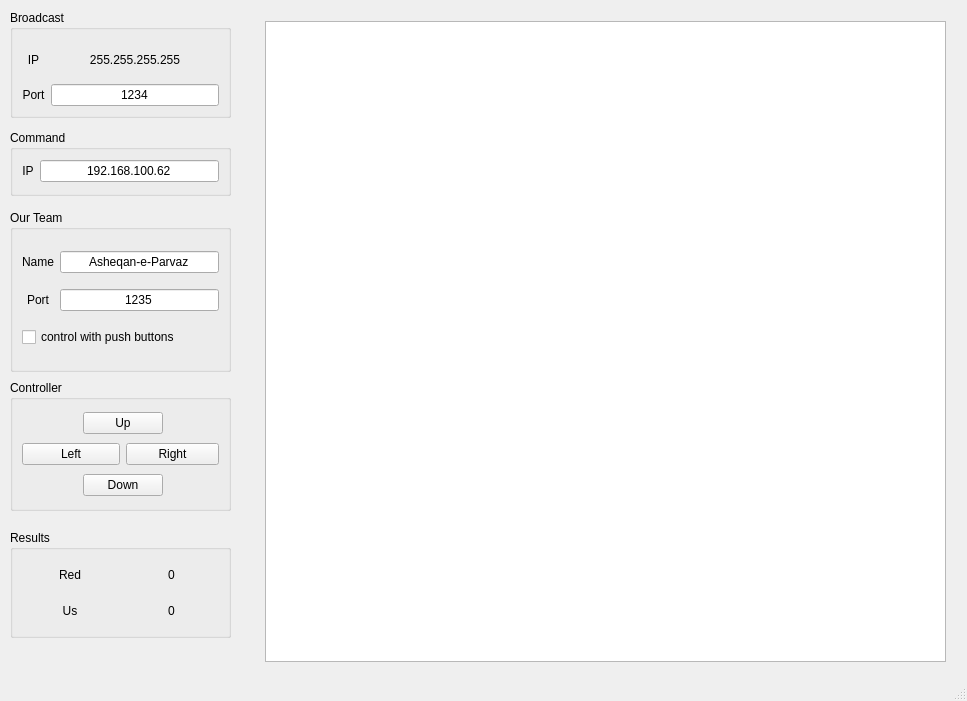
This is mainwindow.ui in amiralism7/AP-Final-Project as Qt 5 draws it before an edit. The edited form follows.
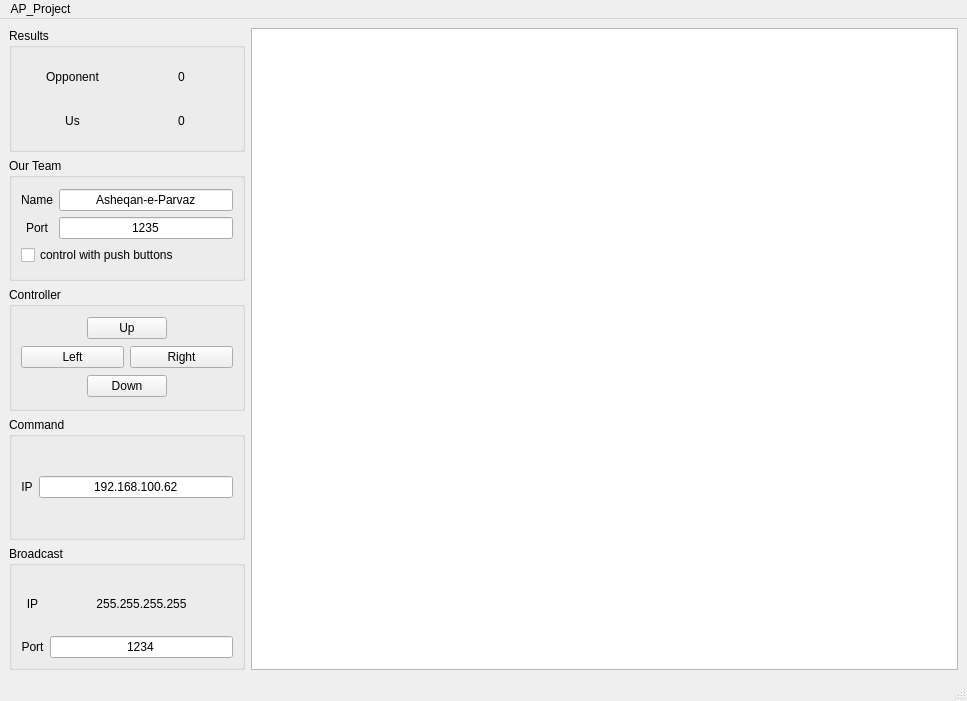
This is the edited form.

```diff
--- a/mainwindow.ui
+++ b/mainwindow.ui
@@ -14,26 +14,22 @@
    <string>MainWindow</string>
   </property>
   <widget class="QWidget" name="centralwidget">
-   <widget class="QGroupBox" name="groupBox">
-    <property name="geometry">
-     <rect>
-      <x>10</x>
-      <y>10</y>
-      <width>221</width>
-      <height>108</height>
-     </rect>
-    </property>
+   <layout class="QGridLayout" name="gridLayout_6" columnstretch="1,3">
+    <item row="0" column="0">
+     <layout class="QVBoxLayout" name="verticalLayout">
+      <item>
+       <widget class="QGroupBox" name="groupBox_2">
     <property name="title">
-     <string>Broadcast</string>
-    </property>
-    <layout class="QGridLayout" name="gridLayout">
+         <string>Results</string>
+        </property>
+        <layout class="QGridLayout" name="gridLayout_5">
      <property name="verticalSpacing">
       <number>4</number>
      </property>
      <item row="0" column="1">
-      <widget class="QLabel" name="label_7">
+          <widget class="QLabel" name="red_score_label">
        <property name="text">
-        <string>255.255.255.255</string>
+            <string>0</string>
        </property>
        <property name="alignment">
         <set>Qt::AlignCenter</set>
@@ -41,9 +37,9 @@
       </widget>
      </item>
      <item row="1" column="0">
-      <widget class="QLabel" name="label_2">
+          <widget class="QLabel" name="label_3">
        <property name="text">
-        <string>Port</string>
+            <string>Us</string>
        </property>
        <property name="alignment">
         <set>Qt::AlignCenter</set>
@@ -51,9 +47,9 @@
       </widget>
      </item>
      <item row="0" column="0">
-      <widget class="QLabel" name="label">
+          <widget class="QLabel" name="label_4">
        <property name="text">
-        <string>IP</string>
+            <string>Opponent</string>
        </property>
        <property name="alignment">
         <set>Qt::AlignCenter</set>
@@ -61,9 +57,9 @@
       </widget>
      </item>
      <item row="1" column="1">
-      <widget class="QLineEdit" name="lineEdit_port_bc">
+          <widget class="QLabel" name="our_score_label">
        <property name="text">
-        <string>1234</string>
+            <string>0</string>
        </property>
        <property name="alignment">
         <set>Qt::AlignCenter</set>
@@ -72,50 +68,9 @@
      </item>
     </layout>
    </widget>
-   <widget class="QGroupBox" name="groupBox_3">
-    <property name="geometry">
-     <rect>
-      <x>10</x>
-      <y>130</y>
-      <width>221</width>
-      <height>66</height>
-     </rect>
-    </property>
-    <property name="title">
-     <string>Command</string>
-    </property>
-    <layout class="QGridLayout" name="gridLayout_3">
-     <item row="0" column="1">
-      <widget class="QLineEdit" name="lineEdit_command_ip">
-       <property name="text">
-        <string>192.168.100.62</string>
-       </property>
-       <property name="alignment">
-        <set>Qt::AlignCenter</set>
-       </property>
-      </widget>
-     </item>
-     <item row="0" column="0">
-      <widget class="QLabel" name="label_5">
-       <property name="text">
-        <string>IP</string>
-       </property>
-       <property name="alignment">
-        <set>Qt::AlignCenter</set>
-       </property>
-      </widget>
-     </item>
-    </layout>
-   </widget>
+      </item>
+      <item>
    <widget class="QGroupBox" name="groupBox_4">
-    <property name="geometry">
-     <rect>
-      <x>10</x>
-      <y>210</y>
-      <width>221</width>
-      <height>162</height>
-     </rect>
-    </property>
     <property name="title">
      <string>Our Team</string>
     </property>
@@ -123,26 +78,6 @@
      <property name="verticalSpacing">
       <number>4</number>
      </property>
-     <item row="0" column="0">
-      <widget class="QLabel" name="label_6">
-       <property name="text">
-        <string>Name</string>
-       </property>
-       <property name="alignment">
-        <set>Qt::AlignCenter</set>
-       </property>
-      </widget>
-     </item>
-     <item row="0" column="1">
-      <widget class="QLineEdit" name="lineEdit_blueteam_name">
-       <property name="text">
-        <string>Asheqan-e-Parvaz</string>
-       </property>
-       <property name="alignment">
-        <set>Qt::AlignCenter</set>
-       </property>
-      </widget>
-     </item>
      <item row="1" column="0">
       <widget class="QLabel" name="label_8">
        <property name="text">
@@ -153,16 +88,6 @@
        </property>
       </widget>
      </item>
-     <item row="1" column="1">
-      <widget class="QLineEdit" name="lineEdit_port">
-       <property name="text">
-        <string>1235</string>
-       </property>
-       <property name="alignment">
-        <set>Qt::AlignCenter</set>
-       </property>
-      </widget>
-     </item>
      <item row="2" column="0" colspan="2">
       <widget class="QCheckBox" name="checkBox1">
        <property name="text">
@@ -170,67 +95,45 @@
        </property>
       </widget>
      </item>
-    </layout>
-   </widget>
+         <item row="1" column="1">
+          <widget class="QLineEdit" name="lineEdit_port">
+           <property name="text">
+            <string>1235</string>
+           </property>
+           <property name="alignment">
+            <set>Qt::AlignCenter</set>
+           </property>
+          </widget>
+         </item>
+         <item row="0" column="1">
+          <widget class="QLineEdit" name="lineEdit_blueteam_name">
+           <property name="text">
+            <string>Asheqan-e-Parvaz</string>
+           </property>
+           <property name="alignment">
+            <set>Qt::AlignCenter</set>
+           </property>
+          </widget>
+         </item>
+         <item row="0" column="0">
+          <widget class="QLabel" name="label_6">
+           <property name="text">
+            <string>Name</string>
+           </property>
+           <property name="alignment">
+            <set>Qt::AlignCenter</set>
+           </property>
+          </widget>
+         </item>
+        </layout>
+       </widget>
+      </item>
+      <item>
    <widget class="QGroupBox" name="groupBox_5">
-    <property name="geometry">
-     <rect>
-      <x>10</x>
-      <y>380</y>
-      <width>221</width>
-      <height>131</height>
-     </rect>
-    </property>
     <property name="title">
      <string>Controller</string>
     </property>
     <layout class="QGridLayout" name="gridLayout_2">
-     <item row="0" column="0">
-      <spacer name="horizontalSpacer_3">
-       <property name="orientation">
-        <enum>Qt::Horizontal</enum>
-       </property>
-       <property name="sizeHint" stdset="0">
-        <size>
-         <width>55</width>
-         <height>20</height>
-        </size>
-       </property>
-      </spacer>
-     </item>
-     <item row="0" column="3">
-      <spacer name="horizontalSpacer_4">
-       <property name="orientation">
-        <enum>Qt::Horizontal</enum>
-       </property>
-       <property name="sizeHint" stdset="0">
-        <size>
-         <width>44</width>
-         <height>20</height>
-        </size>
-       </property>
-      </spacer>
-     </item>
-     <item row="2" column="1" colspan="2">
-      <widget class="QPushButton" name="down_button">
-       <property name="text">
-        <string>Down</string>
-       </property>
-      </widget>
-     </item>
-     <item row="2" column="0">
-      <spacer name="horizontalSpacer_2">
-       <property name="orientation">
-        <enum>Qt::Horizontal</enum>
-       </property>
-       <property name="sizeHint" stdset="0">
-        <size>
-         <width>45</width>
-         <height>20</height>
-        </size>
-       </property>
-      </spacer>
-     </item>
      <item row="0" column="1" colspan="2">
       <widget class="QPushButton" name="up_button">
        <property name="text">
@@ -238,6 +141,26 @@
        </property>
       </widget>
      </item>
+         <item row="2" column="1" colspan="2">
+          <widget class="QPushButton" name="down_button">
+           <property name="text">
+            <string>Down</string>
+           </property>
+          </widget>
+         </item>
+         <item row="2" column="3">
+          <spacer name="horizontalSpacer">
+           <property name="orientation">
+            <enum>Qt::Horizontal</enum>
+           </property>
+           <property name="sizeHint" stdset="0">
+            <size>
+             <width>44</width>
+             <height>20</height>
+            </size>
+           </property>
+          </spacer>
+         </item>
      <item row="1" column="0" colspan="2">
       <widget class="QPushButton" name="left_button">
        <property name="text">
@@ -245,6 +168,45 @@
        </property>
       </widget>
      </item>
+         <item row="0" column="3">
+          <spacer name="horizontalSpacer_4">
+           <property name="orientation">
+            <enum>Qt::Horizontal</enum>
+           </property>
+           <property name="sizeHint" stdset="0">
+            <size>
+             <width>44</width>
+             <height>20</height>
+            </size>
+           </property>
+          </spacer>
+         </item>
+         <item row="0" column="0">
+          <spacer name="horizontalSpacer_3">
+           <property name="orientation">
+            <enum>Qt::Horizontal</enum>
+           </property>
+           <property name="sizeHint" stdset="0">
+            <size>
+             <width>55</width>
+             <height>20</height>
+            </size>
+           </property>
+          </spacer>
+         </item>
+         <item row="2" column="0">
+          <spacer name="horizontalSpacer_2">
+           <property name="orientation">
+            <enum>Qt::Horizontal</enum>
+           </property>
+           <property name="sizeHint" stdset="0">
+            <size>
+             <width>45</width>
+             <height>20</height>
+            </size>
+           </property>
+          </spacer>
+         </item>
      <item row="1" column="2" colspan="2">
       <widget class="QPushButton" name="right_button">
        <property name="text">
@@ -252,41 +214,51 @@
        </property>
       </widget>
      </item>
-     <item row="2" column="3">
-      <spacer name="horizontalSpacer">
-       <property name="orientation">
-        <enum>Qt::Horizontal</enum>
-       </property>
-       <property name="sizeHint" stdset="0">
-        <size>
-         <width>44</width>
-         <height>20</height>
-        </size>
-       </property>
-      </spacer>
-     </item>
-    </layout>
-   </widget>
-   <widget class="QGroupBox" name="groupBox_2">
-    <property name="geometry">
-     <rect>
-      <x>10</x>
-      <y>530</y>
-      <width>221</width>
-      <height>108</height>
-     </rect>
-    </property>
+        </layout>
+       </widget>
+      </item>
+      <item>
+       <widget class="QGroupBox" name="groupBox_3">
+        <property name="title">
+         <string>Command</string>
+        </property>
+        <layout class="QGridLayout" name="gridLayout_3">
+         <item row="0" column="1">
+          <widget class="QLineEdit" name="lineEdit_command_ip">
+           <property name="text">
+            <string>192.168.100.62</string>
+           </property>
+           <property name="alignment">
+            <set>Qt::AlignCenter</set>
+           </property>
+          </widget>
+         </item>
+         <item row="0" column="0">
+          <widget class="QLabel" name="label_5">
+           <property name="text">
+            <string>IP</string>
+           </property>
+           <property name="alignment">
+            <set>Qt::AlignCenter</set>
+           </property>
+          </widget>
+         </item>
+        </layout>
+       </widget>
+      </item>
+      <item>
+       <widget class="QGroupBox" name="groupBox">
     <property name="title">
-     <string>Results</string>
-    </property>
-    <layout class="QGridLayout" name="gridLayout_5">
+         <string>Broadcast</string>
+        </property>
+        <layout class="QGridLayout" name="gridLayout">
      <property name="verticalSpacing">
       <number>4</number>
      </property>
      <item row="0" column="1">
-      <widget class="QLabel" name="red_score_label">
+          <widget class="QLabel" name="label_7">
        <property name="text">
-        <string>0</string>
+            <string>255.255.255.255</string>
        </property>
        <property name="alignment">
         <set>Qt::AlignCenter</set>
@@ -294,9 +266,9 @@
       </widget>
      </item>
      <item row="1" column="0">
-      <widget class="QLabel" name="label_3">
+          <widget class="QLabel" name="label_2">
        <property name="text">
-        <string>Us</string>
+            <string>Port</string>
        </property>
        <property name="alignment">
         <set>Qt::AlignCenter</set>
@@ -304,9 +276,9 @@
       </widget>
      </item>
      <item row="0" column="0">
-      <widget class="QLabel" name="label_4">
+          <widget class="QLabel" name="label">
        <property name="text">
-        <string>Red</string>
+            <string>IP</string>
        </property>
        <property name="alignment">
         <set>Qt::AlignCenter</set>
@@ -314,9 +286,9 @@
       </widget>
      </item>
      <item row="1" column="1">
-      <widget class="QLabel" name="our_score_label">
+          <widget class="QLineEdit" name="lineEdit_port_bc">
        <property name="text">
-        <string>0</string>
+            <string>1234</string>
        </property>
        <property name="alignment">
         <set>Qt::AlignCenter</set>
@@ -325,16 +297,20 @@
      </item>
     </layout>
    </widget>
+      </item>
+     </layout>
+    </item>
+    <item row="0" column="1">
    <widget class="QGraphicsView" name="graphicsView">
-    <property name="geometry">
-     <rect>
-      <x>265</x>
-      <y>21</y>
-      <width>681</width>
-      <height>641</height>
-     </rect>
-    </property>
-   </widget>
+      <property name="minimumSize">
+       <size>
+        <width>400</width>
+        <height>400</height>
+       </size>
+      </property>
+     </widget>
+    </item>
+   </layout>
   </widget>
   <widget class="QMenuBar" name="menubar">
    <property name="geometry">
@@ -345,6 +321,12 @@
      <height>22</height>
     </rect>
    </property>
+   <widget class="QMenu" name="menuAP_Project">
+    <property name="title">
+     <string>AP_Project</string>
+    </property>
+   </widget>
+   <addaction name="menuAP_Project"/>
   </widget>
   <widget class="QStatusBar" name="statusbar"/>
  </widget>
```
Lines whose indentation alone changed are shown as unchanged.
